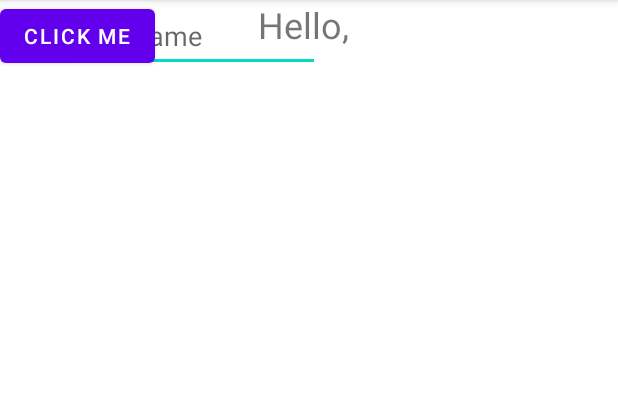
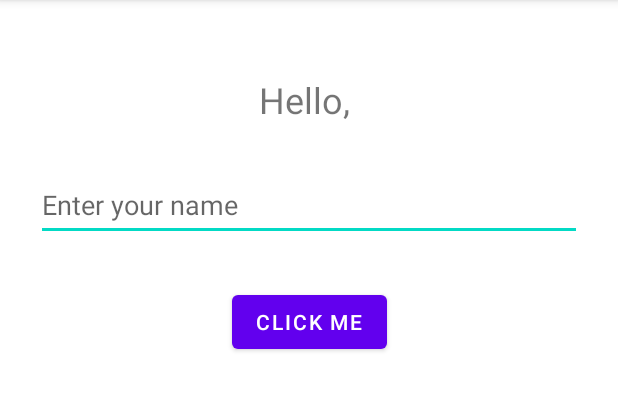
Before and after one commit to znakhtar665/LabActivity3, an Android app: the screen it shows after launch (MainActivity), after a tap on "CLICK ME", on a phone screen of 412 x 824 dp, the part 84-495 px from its top. Run offline under Robolectric (Android 15) with nearby library versions, the phone set to English and light mode, and no system bars.

Commit message:
Fix layout organization issue

```diff
--- a/app/src/main/res/layout/activity_main.xml
+++ b/app/src/main/res/layout/activity_main.xml
@@ -8,30 +8,38 @@
 
     <TextView
         android:id="@+id/displayTextView"
-        android:layout_width="411dp"
+        android:layout_width="wrap_content"
         android:layout_height="wrap_content"
         android:gravity="center"
         android:text="Hello World!"
         android:textSize="24sp"
-        tools:layout_editor_absoluteY="53dp" />
+        app:layout_constraintStart_toStartOf="parent"
+        app:layout_constraintTop_toTopOf="parent"
+        app:layout_constraintEnd_toEndOf="parent"
+        android:layout_marginTop="50dp"/>
 
     <Button
         android:id="@+id/clickMeButton"
         android:layout_width="wrap_content"
         android:layout_height="wrap_content"
         android:text="Click Me"
-        tools:layout_editor_absoluteX="154dp"
-        tools:layout_editor_absoluteY="340dp" />
+        app:layout_constraintTop_toBottomOf="@+id/nameEditText"
+        app:layout_constraintStart_toStartOf="parent"
+        app:layout_constraintEnd_toEndOf="parent"
+        android:layout_marginTop="30dp"/>
 
     <EditText
         android:id="@+id/nameEditText"
-        android:layout_width="wrap_content"
+        android:layout_width="0dp"
         android:layout_height="wrap_content"
-        android:ems="10"
         android:hint="Enter your name"
         android:inputType="textPersonName"
         android:minHeight="48dp"
-        tools:layout_editor_absoluteX="101dp"
-        tools:layout_editor_absoluteY="240dp" />
+        app:layout_constraintStart_toStartOf="parent"
+        app:layout_constraintTop_toBottomOf="@+id/displayTextView"
+        app:layout_constraintEnd_toEndOf="parent"
+        android:layout_marginTop="30dp"
+        android:layout_marginStart="24dp"
+        android:layout_marginEnd="24dp"/>
 
 </androidx.constraintlayout.widget.ConstraintLayout>
```
